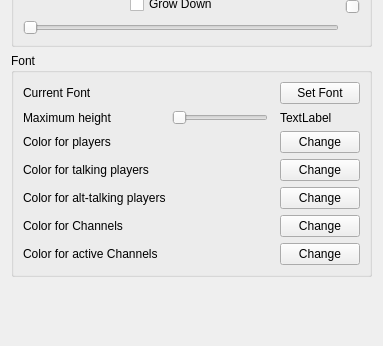
Old version of the form src/mumble/Overlay.ui in the repository mumble-voip/mumble; both pictures show x 0 to 383 and y 245 to 591 of the 383 by 591 pixel window.
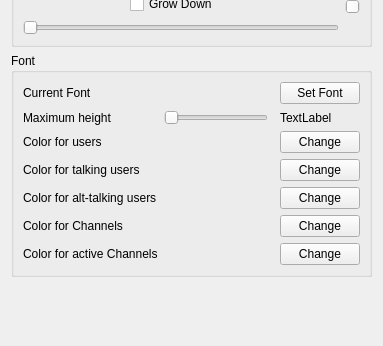
New version of the form.

Commit message: s/Player/User/

The edit to the form file:
```diff
--- a/src/mumble/Overlay.ui
+++ b/src/mumble/Overlay.ui
@@ -228,7 +228,7 @@
       <item row="2" column="0">
        <widget class="QLabel" name="label_5">
         <property name="text">
-         <string>Color for players</string>
+         <string>Color for users</string>
         </property>
        </widget>
       </item>
@@ -242,7 +242,7 @@
       <item row="3" column="0">
        <widget class="QLabel" name="label_6">
         <property name="text">
-         <string>Color for talking players</string>
+         <string>Color for talking users</string>
         </property>
        </widget>
       </item>
@@ -263,7 +263,7 @@
       <item row="4" column="0">
        <widget class="QLabel" name="label_8">
         <property name="text">
-         <string>Color for alt-talking players</string>
+         <string>Color for alt-talking users</string>
         </property>
        </widget>
       </item>
```
Left out of the diff: 4 changed lines with no effect on the pictures. The commit also changes 67 other files.
